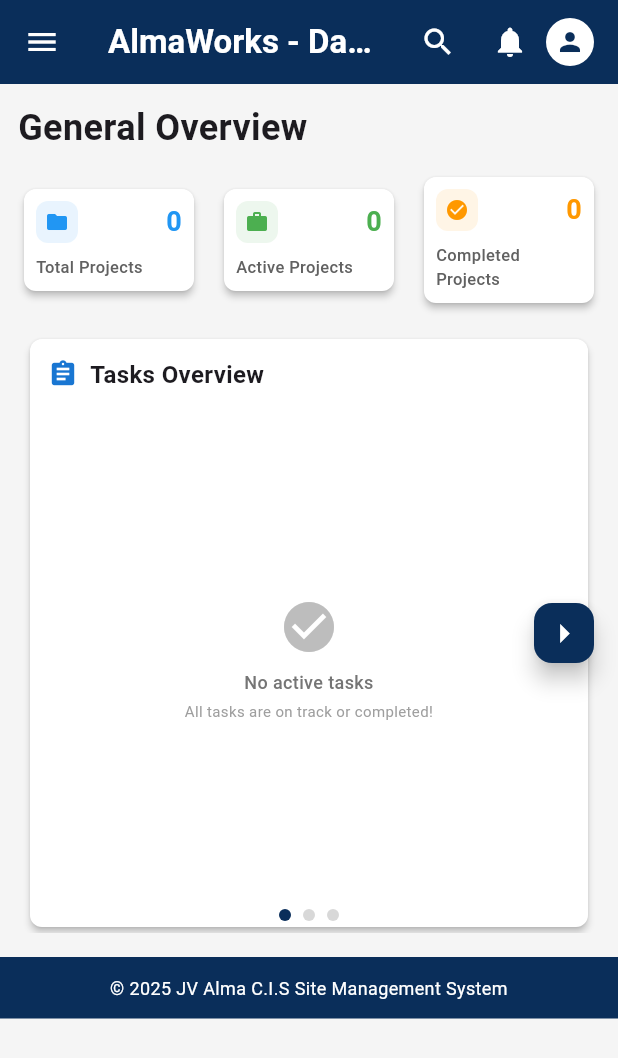
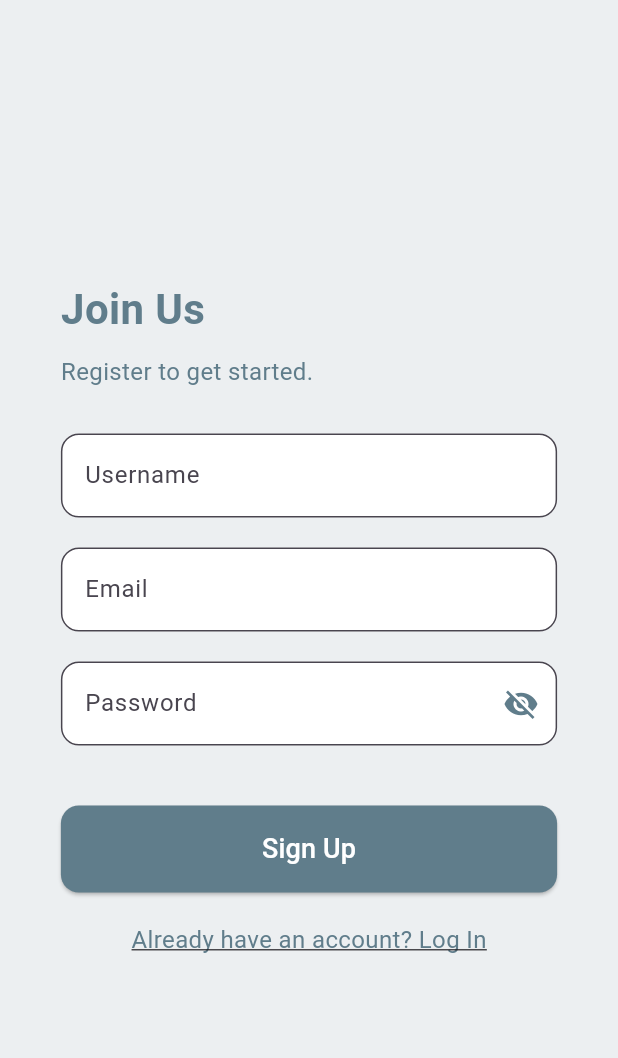
Before and after one commit to Fabrone/AlmaWorks, a Flutter app: the screen it shows after launch, on a phone screen of 412 x 824 dp. Shown: the top 1058 px of the screen. Run offline on Flutter 3.47's test engine with Material 3 defaults, Android fonts, the phone set to English and light mode, and no system bars; our stand-ins replace awesome_notifications, cached_network_image, cloud_firestore, connectivity_plus, device_info_plus, dio and 16 more; missing offline and left inert: dart:js_interop, workmanager; accounts and stored records are empty.

Commit message:
Added the authentication files to this system

```diff
--- /dev/null
+++ b/lib/authentication/registration_screen.dart
@@ -0,0 +1,268 @@
+// registration_screen.dart
+import 'package:almaworks/authentication/login_screen.dart';
+import 'package:almaworks/authentication/welcome_screen.dart';
+import 'package:flutter/material.dart';
+import 'package:firebase_auth/firebase_auth.dart';
+import 'package:cloud_firestore/cloud_firestore.dart';
+// ignore: implementation_imports
+import 'package:logger/src/logger.dart';
+
+
+class RegistrationScreen extends StatefulWidget {
+  const RegistrationScreen({super.key, required Logger logger});
+
+  @override
+  RegistrationScreenState createState() => RegistrationScreenState();
+}
+
+class RegistrationScreenState extends State<RegistrationScreen> {
+  final _formKey = GlobalKey<FormState>();
+  final _usernameController = TextEditingController();
+  final _emailController = TextEditingController();
+  final _passwordController = TextEditingController();
+  bool _isLoading = false;
+  bool _obscurePassword = true;
+  String? _errorMessage;
+
+  Future<void> _signUp() async {
+    if (!_formKey.currentState!.validate()) return;
+
+    final username = _usernameController.text.trim();
+    if (username.isEmpty) {
+      setState(() => _errorMessage = 'Username is required');
+      return;
+    }
+
+    setState(() {
+      _isLoading = true;
+      _errorMessage = null;
+    });
+
+    try {
+      // Check if username (doc ID) already exists
+      final existingDoc = await FirebaseFirestore.instance.collection('Users').doc(username).get();
+      if (existingDoc.exists) {
+        throw Exception('Username already taken');
+      }
+
+      // Create user with email and password
+      final userCredential = await FirebaseAuth.instance.createUserWithEmailAndPassword(
+        email: _emailController.text.trim(),
+        password: _passwordController.text.trim(),
+      );
+
+      final user = userCredential.user;
+      if (user == null) {
+        throw Exception('User creation failed');
+      }
+
+      // Create document in 'Users' with ID = username
+      final userData = {
+        'Username': username,
+        'email': _emailController.text.trim(),
+        'uid': user.uid,
+        'role': 'Client', // Default to lowest role
+      };
+
+      await FirebaseFirestore.instance.collection('Users').doc(username).set(userData);
+
+      if (mounted) {
+        ScaffoldMessenger.of(context).showSnackBar(
+          const SnackBar(content: Text('Registration successful!')),
+        );
+
+        Navigator.of(context).pushReplacement(
+          MaterialPageRoute(
+            builder: (context) => WelcomeScreen(username: username, initialRole: 'Client'),
+          ),
+        );
+      }
+    } on FirebaseAuthException catch (e) {
+      setState(() {
+        switch (e.code) {
+          case 'email-already-in-use':
+            _errorMessage = 'The email address is already in use.';
+            break;
+          case 'invalid-email':
+            _errorMessage = 'The email address is invalid.';
+            break;
+          case 'weak-password':
+            _errorMessage = 'The password is too weak.';
+            break;
+          default:
+            _errorMessage = 'Registration failed: ${e.message}';
+        }
+      });
+    } catch (e) {
+      setState(() {
+        _errorMessage = 'An unexpected error occurred: $e';
+      });
+    } finally {
+      if (mounted) {
+        setState(() => _isLoading = false);
+      }
+    }
+  }
+
+  @override
+  void dispose() {
+    _usernameController.dispose();
+    _emailController.dispose();
+    _passwordController.dispose();
+    super.dispose();
+  }
+
+  @override
+  Widget build(BuildContext context) {
+    final screenWidth = MediaQuery.of(context).size.width;
+    final contentWidth = screenWidth > 800 ? screenWidth * 0.5 : screenWidth * 0.9;
+
+    return Scaffold(
+      backgroundColor: Colors.blueGrey[50],
+      body: SafeArea(
+        child: Center(
+          child: SingleChildScrollView(
+            child: Container(
+              constraints: BoxConstraints(maxWidth: contentWidth),
+              padding: const EdgeInsets.symmetric(horizontal: 20.0),
+              child: Form(
+                key: _formKey,
+                child: Column(
+                  mainAxisAlignment: MainAxisAlignment.center,
+                  crossAxisAlignment: CrossAxisAlignment.start,
+                  children: [
+                    const Text(
+                      'Join Us',
+                      style: TextStyle(
+                        fontSize: 28,
+                        fontWeight: FontWeight.bold,
+                        color: Colors.blueGrey,
+                      ),
+                    ),
+                    const SizedBox(height: 10),
+                    const Text(
+                      'Register to get started.',
+                      style: TextStyle(fontSize: 16, color: Colors.blueGrey),
+                    ),
+                    const SizedBox(height: 30),
+                    TextFormField(
+                      controller: _usernameController,
+                      decoration: InputDecoration(
+                        labelText: 'Username',
+                        hintText: 'Enter your username',
+                        border: OutlineInputBorder(borderRadius: BorderRadius.circular(12)),
+                        filled: true,
+                        fillColor: Colors.white,
+                      ),
+                      validator: (value) {
+                        if (value == null || value.trim().isEmpty) {
+                          return 'Please enter a username';
+                        }
+                        return null;
+                      },
+                    ),
+                    const SizedBox(height: 20),
+                    TextFormField(
+                      controller: _emailController,
+                      decoration: InputDecoration(
+                        labelText: 'Email',
+                        hintText: 'Enter your email address',
+                        border: OutlineInputBorder(borderRadius: BorderRadius.circular(12)),
+                        filled: true,
+                        fillColor: Colors.white,
+                      ),
+                      keyboardType: TextInputType.emailAddress,
+                      validator: (value) {
+                        if (value == null || value.isEmpty || !RegExp(r'^[^@]+@[^@]+\.[^@]+').hasMatch(value)) {
+                          return 'Please enter a valid email address';
+                        }
+                        return null;
+                      },
+                    ),
+                    const SizedBox(height: 20),
+                    TextFormField(
+                      controller: _passwordController,
+                      obscureText: _obscurePassword,
+                      decoration: InputDecoration(
+                        labelText: 'Password',
+                        hintText: 'Enter your password',
+                        border: OutlineInputBorder(borderRadius: BorderRadius.circular(12)),
+                        filled: true,
+                        fillColor: Colors.white,
+                        suffixIcon: IconButton(
+                          icon: Icon(
+                            _obscurePassword ? Icons.visibility_off : Icons.visibility,
+                            color: Colors.blueGrey,
+                          ),
+                          onPressed: () => setState(() => _obscurePassword = !_obscurePassword),
+                        ),
+                      ),
+                      validator: (value) {
+                        if (value == null || value.isEmpty || value.length < 6) {
+                          return 'Password must be at least 6 characters';
+                        }
+                        return null;
+                      },
+                    ),
+                    const SizedBox(height: 20),
+                    if (_errorMessage != null)
+                      Container(
+                        padding: const EdgeInsets.all(12),
+                        decoration: BoxDecoration(
+                          color: Colors.red[50],
+                          borderRadius: BorderRadius.circular(8),
+                          border: Border.all(color: Colors.red[200]!),
+                        ),
+                        child: Text(
+                          _errorMessage!,
+                          style: TextStyle(color: Colors.red[700]),
+                          textAlign: TextAlign.center,
+                        ),
+                      ),
+                    const SizedBox(height: 20),
+                    SizedBox(
+                      width: double.infinity,
+                      child: ElevatedButton(
+                        onPressed: _isLoading ? null : _signUp,
+                        style: ElevatedButton.styleFrom(
+                          backgroundColor: Colors.blueGrey,
+                          padding: const EdgeInsets.symmetric(vertical: 16),
+                          shape: RoundedRectangleBorder(borderRadius: BorderRadius.circular(12)),
+                        ),
+                        child: _isLoading
+                            ? const CircularProgressIndicator(color: Colors.white)
+                            : const Text(
+                                'Sign Up',
+                                style: TextStyle(fontSize: 18, color: Colors.white),
+                              ),
+                      ),
+                    ),
+                    const SizedBox(height: 20),
+                    Center(
+                      child: GestureDetector(
+                        onTap: () {
+                          Navigator.push(
+                            context,
+                            MaterialPageRoute(builder: (context) => const LoginScreen()),
+                          );
+                        },
+                        child: const Text(
+                          'Already have an account? Log In',
+                          style: TextStyle(
+                            fontSize: 16,
+                            color: Colors.blueGrey,
+                            decoration: TextDecoration.underline,
+                          ),
+                        ),
+                      ),
+                    ),
+                  ],
+                ),
+              ),
+            ),
+          ),
+        ),
+      ),
+    );
+  }
+}
--- a/lib/main.dart
+++ b/lib/main.dart
@@ -1,3 +1,4 @@
+import 'package:almaworks/authentication/registration_screen.dart';
 import 'package:almaworks/screens/utils/app_theme.dart';
 import 'package:awesome_notifications/awesome_notifications.dart';
 import 'package:flutter/material.dart';
@@ -5,7 +6,7 @@ import 'package:flutter/services.dart';
 import 'package:firebase_core/firebase_core.dart';
 import 'package:cloud_firestore/cloud_firestore.dart';
 import 'package:logger/logger.dart';
-import 'screens/dashboard_screen.dart';
+//import 'screens/dashboard_screen.dart';
 import 'firebase_options.dart';
 
 void main() async {
@@ -160,7 +161,8 @@ class _AlmaWorksAppState extends State<AlmaWorksApp> {
       navigatorKey: navigatorKey,
       title: 'AlmaWorks',
       theme: AppTheme.lightTheme,
-      home: DashboardScreen(logger: widget.logger),
+      //home: DashboardScreen(logger: widget.logger),
+      home: RegistrationScreen(logger: widget.logger),
       debugShowCheckedModeBanner: false,
     );
   }
--- a/pubspec.yaml
+++ b/pubspec.yaml
@@ -52,6 +52,7 @@ dependencies:
   timezone: ^0.10.1
   workmanager: ^0.9.0+3
   awesome_notifications: ^0.10.1
+  firebase_auth: ^6.1.3
 
 dev_dependencies:
   flutter_test:
```
Also changed, not shown: lib/authentication/login_screen.dart (added, +205 -0 lines), lib/authentication/welcome_screen.dart (added, +134 -0 lines), pubspec.lock, 3 other files.
